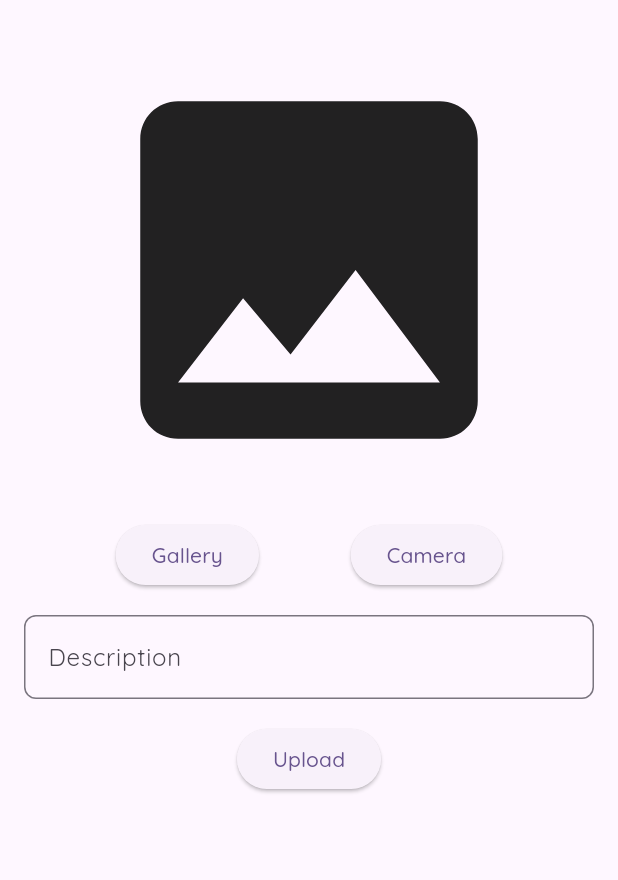
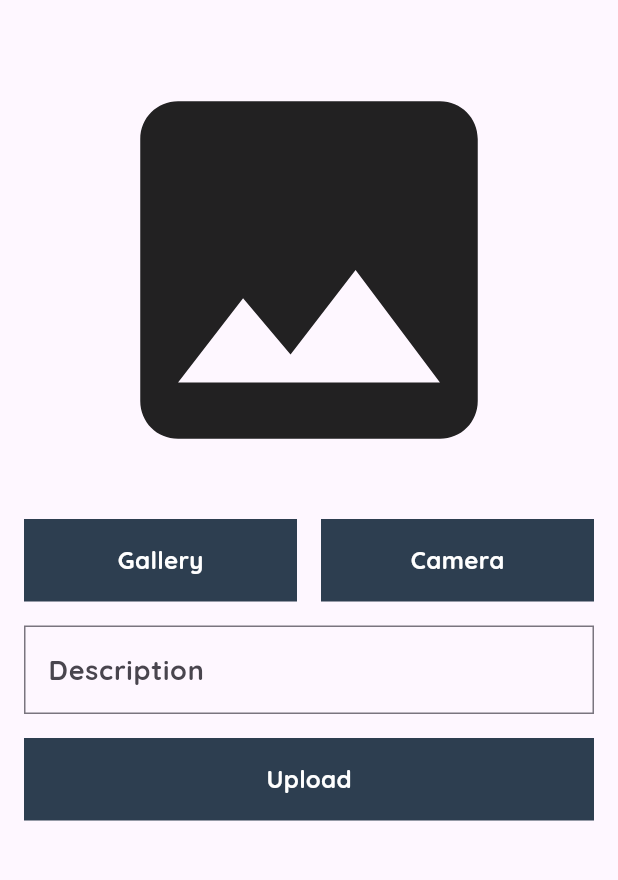
Before and after one commit to RobertBenyamin/story_app, a Flutter app: the AddStoryPage screen opened by its route, on a phone screen of 412 x 824 dp, the part 63-943 px from its top. Run offline on Flutter 3.47's test engine with Material 3 defaults, Android fonts, the phone set to English and light mode, and no system bars; our stand-ins replace camera, get_time_ago, go_router, google_fonts, image_picker, shared_preferences; accounts and stored records are empty; network calls fail.

Commit message:
refactor: create custom button

```diff
--- a/lib/screens/add_story.dart
+++ b/lib/screens/add_story.dart
@@ -1,11 +1,12 @@
 // ignore_for_file: use_build_context_synchronously
 
 import 'dart:io';
+import 'package:flutter/material.dart';
+import 'package:provider/provider.dart';
 import 'package:flutter/foundation.dart';
-import 'package:flutter/material.dart';
 import 'package:go_router/go_router.dart';
-import 'package:provider/provider.dart';
 import 'package:image_picker/image_picker.dart';
+import 'package:story_app/widgets/custom_button.dart';
 
 import '../provider/auth_provider.dart';
 import '../provider/list_provider.dart';
@@ -60,13 +61,14 @@ class _AddStoryPageState extends State<AddStoryPage> {
               Row(
                 mainAxisAlignment: MainAxisAlignment.spaceEvenly,
                 children: [
-                  ElevatedButton(
-                    onPressed: () => _onGalleryView(),
-                    child: const Text('Gallery'),
+                  Expanded(
+                    child: CustomButton(
+                        hintText: 'Gallery', function: () => _onGalleryView()),
                   ),
-                  ElevatedButton(
-                    onPressed: () => _onCameraView(),
-                    child: const Text('Camera'),
+                  const SizedBox(width: 16),
+                  Expanded(
+                    child: CustomButton(
+                        hintText: 'Camera', function: () => _onCameraView()),
                   ),
                 ],
               ),
@@ -79,18 +81,26 @@ class _AddStoryPageState extends State<AddStoryPage> {
                 ),
                 decoration: InputDecoration(
                   hintText: 'Description',
+                  hintStyle: const TextStyle(
+                    fontSize: 18,
+                    fontWeight: FontWeight.bold,
+                  ),
                   border: OutlineInputBorder(
-                    borderRadius: BorderRadius.circular(8),
+                    borderRadius: BorderRadius.circular(0),
+                  ),
+                  focusedBorder: const OutlineInputBorder(
+                    borderSide: BorderSide(
+                      color: Color(0xFF94c8ff),
+                      width: 2,
+                    ),
                   ),
                 ),
               ),
               const SizedBox(height: 16),
-              ElevatedButton(
-                onPressed: () => _onUpload(context.read<AuthProvider>().token),
-                child: context.watch<UploadProvider>().isUploading
-                    ? const Text('Loading...')
-                    : const Text('Upload'),
-              )
+              CustomButton(
+                  hintText: 'Upload',
+                  function: () =>
+                      _onUpload(context.read<AuthProvider>().token)),
             ],
           ),
         ),
--- /dev/null
+++ b/lib/widgets/custom_button.dart
@@ -0,0 +1,40 @@
+import 'package:flutter/material.dart';
+import 'package:provider/provider.dart';
+import 'package:story_app/provider/auth_provider.dart';
+import 'package:story_app/utils/result_state.dart';
+
+class CustomButton extends StatelessWidget {
+  final String hintText;
+  final Function()? function;
+  const CustomButton({
+    super.key,
+    required this.hintText,
+    required this.function,
+  });
+
+  @override
+  Widget build(BuildContext context) {
+    return GestureDetector(
+      onTap: function,
+      child: Container(
+        padding: const EdgeInsets.all(16),
+        decoration: const BoxDecoration(
+          color: Color(0xFF2D3E50),
+        ),
+        width: double.infinity,
+        child: Center(
+          child: Text(
+            context.watch<AuthProvider>().state == ResultState.loading
+                ? 'Loading...'
+                : hintText,
+            style: const TextStyle(
+              color: Colors.white,
+              fontSize: 16,
+              fontWeight: FontWeight.bold,
+            ),
+          ),
+        ),
+      ),
+    );
+  }
+}
```
Also changed, not shown: lib/screens/login.dart (+10 -10 lines), lib/screens/register.dart (+10 -12 lines).
